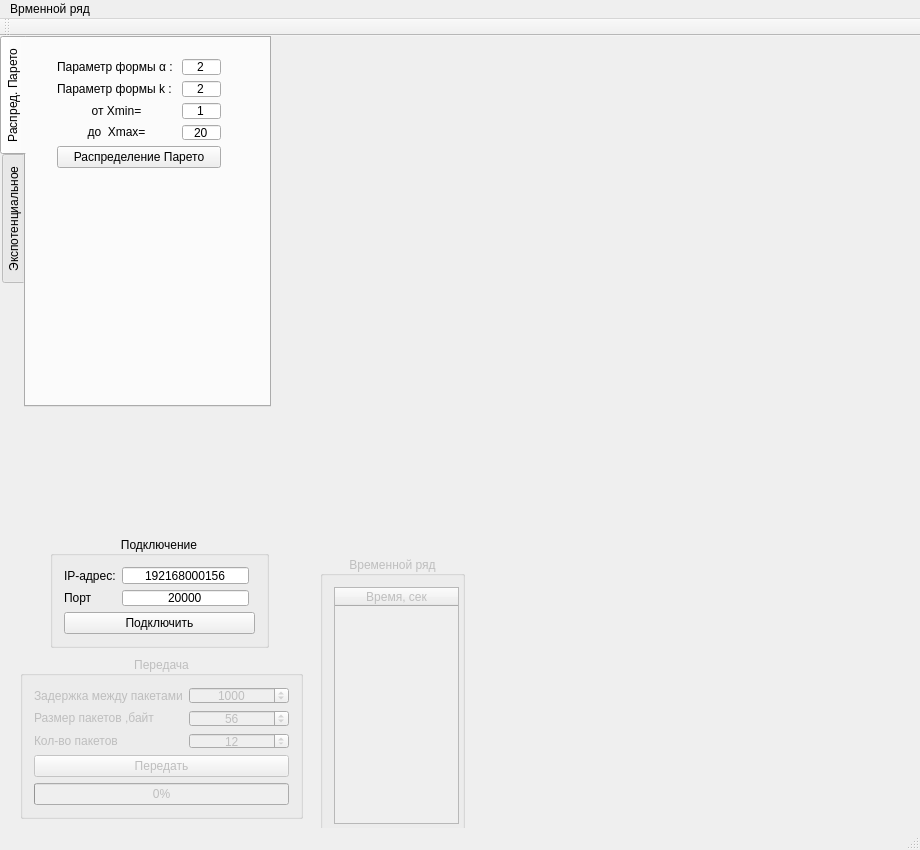
Before: the Qt Designer form tcp_hurst/mainwindow.ui in svetloffyaroslav/HurstBurst, drawn with Qt 5.
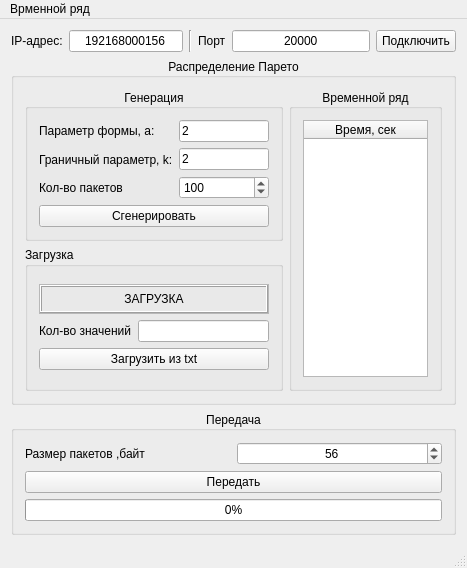
After: the same form once the commit is applied. Custom widgets are drawn as their Qt base class.

Commit message: Генерируется Парето

Diff of the .ui file:
```diff
--- a/tcp_hurst/mainwindow.ui
+++ b/tcp_hurst/mainwindow.ui
@@ -6,53 +6,33 @@
    <rect>
     <x>0</x>
     <y>0</y>
-    <width>920</width>
-    <height>850</height>
+    <width>467</width>
+    <height>568</height>
    </rect>
   </property>
   <property name="windowTitle">
    <string>HURST BURST | TCP client</string>
   </property>
   <widget class="QWidget" name="centralWidget">
-   <widget class="QGroupBox" name="groupBox_Connection">
-    <property name="geometry">
-     <rect>
-      <x>50</x>
-      <y>500</y>
-      <width>219</width>
-      <height>112</height>
-     </rect>
-    </property>
-    <property name="title">
-     <string>Подключение</string>
-    </property>
-    <property name="alignment">
-     <set>Qt::AlignCenter</set>
-    </property>
-    <layout class="QGridLayout" name="gridLayout_4">
-     <item row="0" column="0">
       <layout class="QGridLayout" name="gridLayout_3">
        <item row="0" column="0">
         <layout class="QGridLayout" name="gridLayout_2">
          <item row="0" column="0">
+       <layout class="QGridLayout" name="gridLayout">
+        <item row="0" column="0">
+         <layout class="QGridLayout" name="gridLayout_22">
+          <item row="0" column="0">
+           <layout class="QGridLayout" name="gridLayout_21">
+            <item row="0" column="0">
+             <layout class="QGridLayout" name="gridLayout_19">
+              <item row="0" column="0">
           <widget class="QLabel" name="label">
            <property name="text">
             <string>IP-адрес:</string>
            </property>
           </widget>
          </item>
-         <item row="1" column="0">
-          <widget class="QLabel" name="label_2">
-           <property name="text">
-            <string>Порт</string>
-           </property>
-          </widget>
-         </item>
-        </layout>
-       </item>
        <item row="0" column="1">
-        <layout class="QGridLayout" name="gridLayout">
-         <item row="0" column="0">
           <widget class="QLineEdit" name="lineEdit_IPAdres">
            <property name="text">
             <string>192168000156</string>
@@ -62,7 +42,25 @@
            </property>
           </widget>
          </item>
-         <item row="1" column="0">
+             </layout>
+            </item>
+            <item row="0" column="1">
+             <widget class="Line" name="line">
+              <property name="orientation">
+               <enum>Qt::Vertical</enum>
+              </property>
+             </widget>
+            </item>
+            <item row="0" column="2">
+             <layout class="QGridLayout" name="gridLayout_20">
+              <item row="0" column="0">
+               <widget class="QLabel" name="label_2">
+                <property name="text">
+                 <string>Порт</string>
+                </property>
+               </widget>
+              </item>
+              <item row="0" column="1">
           <widget class="QLineEdit" name="lineEdit_Port">
            <property name="text">
             <string>20000</string>
@@ -76,7 +74,7 @@
        </item>
       </layout>
      </item>
-     <item row="1" column="0" colspan="2">
+          <item row="0" column="1">
       <widget class="QPushButton" name="pushButton_ConnectOrDisconnect">
        <property name="text">
         <string>Подключить</string>
@@ -87,18 +85,189 @@
       </widget>
      </item>
     </layout>
-   </widget>
+        </item>
+        <item row="1" column="0">
+         <widget class="QGroupBox" name="groupBox_Pareto">
+          <property name="title">
+           <string>Распределение Парето</string>
+          </property>
+          <property name="alignment">
+           <set>Qt::AlignCenter</set>
+          </property>
+          <layout class="QGridLayout" name="gridLayout_18">
+           <item row="0" column="0">
+            <layout class="QGridLayout" name="gridLayout_17">
+             <item row="0" column="0">
+              <widget class="QGroupBox" name="groupBox">
+               <property name="title">
+                <string>Генерация</string>
+               </property>
+               <property name="alignment">
+                <set>Qt::AlignCenter</set>
+               </property>
+               <layout class="QGridLayout" name="gridLayout_9">
+                <item row="0" column="0">
+                 <layout class="QGridLayout" name="gridLayout_12">
+                  <item row="0" column="0">
+                   <layout class="QGridLayout" name="gridLayout_11">
+                    <item row="0" column="0">
+                     <widget class="QLabel" name="label_6">
+                      <property name="text">
+                       <string>Параметр формы, a:</string>
+                      </property>
+                     </widget>
+                    </item>
+                    <item row="1" column="0">
+                     <widget class="QLabel" name="label_7">
+                      <property name="text">
+                       <string>Граничный параметр, k:</string>
+                      </property>
+                     </widget>
+                    </item>
+                    <item row="2" column="0">
+                     <widget class="QLabel" name="label_8">
+                      <property name="text">
+                       <string>Кол-во пакетов</string>
+                      </property>
+                     </widget>
+                    </item>
+                   </layout>
+                  </item>
+                  <item row="0" column="1">
+                   <layout class="QGridLayout" name="gridLayout_10">
+                    <item row="0" column="0">
+                     <widget class="QLineEdit" name="lineEdit_parametr_a">
+                      <property name="text">
+                       <string>2</string>
+                      </property>
+                     </widget>
+                    </item>
+                    <item row="1" column="0">
+                     <widget class="QLineEdit" name="lineEdit_parametr_k">
+                      <property name="text">
+                       <string>2</string>
+                      </property>
+                     </widget>
+                    </item>
+                    <item row="2" column="0">
+                     <widget class="QSpinBox" name="spinBox_parametr_N">
+                      <property name="minimum">
+                       <number>1</number>
+                      </property>
+                      <property name="maximum">
+                       <number>1500</number>
+                      </property>
+                      <property name="value">
+                       <number>100</number>
+                      </property>
+                     </widget>
+                    </item>
+                   </layout>
+                  </item>
+                 </layout>
+                </item>
+                <item row="1" column="0">
+                 <widget class="QPushButton" name="pushButton_GenPareto">
+                  <property name="text">
+                   <string>Сгенерировать</string>
+                  </property>
+                 </widget>
+                </item>
+               </layout>
+              </widget>
+             </item>
+             <item row="1" column="0">
+              <widget class="QGroupBox" name="groupBox_2">
+               <property name="title">
+                <string>Загрузка</string>
+               </property>
+               <layout class="QGridLayout" name="gridLayout_13">
+                <item row="0" column="0">
+                 <layout class="QGridLayout" name="gridLayout_16">
+                  <item row="0" column="0">
+                   <widget class="QFrame" name="frame_IndicatorOfDownload">
+                    <property name="minimumSize">
+                     <size>
+                      <width>0</width>
+                      <height>30</height>
+                     </size>
+                    </property>
+                    <property name="maximumSize">
+                     <size>
+                      <width>16777215</width>
+                      <height>30</height>
+                     </size>
+                    </property>
+                    <property name="frameShape">
+                     <enum>QFrame::StyledPanel</enum>
+                    </property>
+                    <property name="frameShadow">
+                     <enum>QFrame::Raised</enum>
+                    </property>
+                    <layout class="QGridLayout" name="gridLayout_14">
+                     <property name="leftMargin">
+                      <number>0</number>
+                     </property>
+                     <property name="topMargin">
+                      <number>0</number>
+                     </property>
+                     <property name="rightMargin">
+                      <number>0</number>
+                     </property>
+                     <property name="bottomMargin">
+                      <number>0</number>
+                     </property>
+                     <item row="0" column="0">
+                      <widget class="QLabel" name="label_10">
+                       <property name="frameShape">
+                        <enum>QFrame::Box</enum>
+                       </property>
+                       <property name="frameShadow">
+                        <enum>QFrame::Raised</enum>
+                       </property>
+                       <property name="text">
+                        <string>ЗАГРУЗКА</string>
+                       </property>
+                       <property name="alignment">
+                        <set>Qt::AlignCenter</set>
+                       </property>
+                      </widget>
+                     </item>
+                    </layout>
+                   </widget>
+                  </item>
+                  <item row="1" column="0">
+                   <layout class="QGridLayout" name="gridLayout_15">
+                    <item row="0" column="0">
+                     <widget class="QLabel" name="label_9">
+                      <property name="text">
+                       <string>Кол-во значений</string>
+                      </property>
+                     </widget>
+                    </item>
+                    <item row="0" column="1">
+                     <widget class="QLineEdit" name="lineEdit_3"/>
+                    </item>
+                    <item row="1" column="0" colspan="2">
+                     <widget class="QPushButton" name="pushButton_2">
+                      <property name="text">
+                       <string>Загрузить из txt</string>
+                      </property>
+                     </widget>
+                    </item>
+                   </layout>
+                  </item>
+                 </layout>
+                </item>
+               </layout>
+              </widget>
+             </item>
+            </layout>
+           </item>
+           <item row="0" column="1">
    <widget class="QGroupBox" name="groupBox_TimeRow">
     <property name="enabled">
-     <bool>false</bool>
-    </property>
-    <property name="geometry">
-     <rect>
-      <x>320</x>
-      <y>520</y>
-      <width>145</width>
-      <height>282</height>
-     </rect>
+              <bool>true</bool>
     </property>
     <property name="title">
      <string>Временной ряд</string>
@@ -109,12 +278,21 @@
     <layout class="QGridLayout" name="gridLayout_8">
      <item row="0" column="0">
       <widget class="QTableWidget" name="tableWidget">
+                <property name="enabled">
+                 <bool>true</bool>
+                </property>
        <property name="minimumSize">
         <size>
          <width>125</width>
          <height>0</height>
         </size>
        </property>
+                <property name="maximumSize">
+                 <size>
+                  <width>125</width>
+                  <height>16777215</height>
+                 </size>
+                </property>
        <property name="rowCount">
         <number>0</number>
        </property>
@@ -136,17 +314,16 @@
      </item>
     </layout>
    </widget>
+           </item>
+          </layout>
+         </widget>
+        </item>
+       </layout>
+      </item>
+      <item row="1" column="0">
    <widget class="QGroupBox" name="groupBox_Transmission">
     <property name="enabled">
-     <bool>false</bool>
-    </property>
-    <property name="geometry">
-     <rect>
-      <x>20</x>
-      <y>620</y>
-      <width>283</width>
-      <height>163</height>
-     </rect>
+         <bool>true</bool>
     </property>
     <property name="title">
      <string>Передача</string>
@@ -158,50 +335,17 @@
      <item row="0" column="0">
       <layout class="QGridLayout" name="gridLayout_6">
        <item row="0" column="0">
-        <widget class="QLabel" name="label_3">
-         <property name="text">
-          <string>Задержка между пакетами,мс</string>
-         </property>
-        </widget>
-       </item>
-       <item row="1" column="0">
         <widget class="QLabel" name="label_4">
          <property name="text">
           <string>Размер пакетов ,байт</string>
          </property>
         </widget>
        </item>
-       <item row="2" column="0">
-        <widget class="QLabel" name="label_5">
-         <property name="text">
-          <string>Кол-во пакетов</string>
-         </property>
-        </widget>
-       </item>
       </layout>
      </item>
      <item row="0" column="1">
       <layout class="QGridLayout" name="gridLayout_5">
        <item row="0" column="0">
-        <widget class="QSpinBox" name="spinBox_DelayTime">
-         <property name="minimumSize">
-          <size>
-           <width>100</width>
-           <height>0</height>
-          </size>
-         </property>
-         <property name="alignment">
-          <set>Qt::AlignCenter</set>
-         </property>
-         <property name="maximum">
-          <number>10000</number>
-         </property>
-         <property name="value">
-          <number>1000</number>
-         </property>
-        </widget>
-       </item>
-       <item row="1" column="0">
         <widget class="QSpinBox" name="spinBox_SizeOfPacket">
          <property name="minimumSize">
           <size>
@@ -223,28 +367,6 @@
          </property>
         </widget>
        </item>
-       <item row="2" column="0">
-        <widget class="QSpinBox" name="spinBox_CountOfSize">
-         <property name="minimumSize">
-          <size>
-           <width>100</width>
-           <height>0</height>
-          </size>
-         </property>
-         <property name="alignment">
-          <set>Qt::AlignCenter</set>
-         </property>
-         <property name="minimum">
-          <number>1</number>
-         </property>
-         <property name="maximum">
-          <number>200</number>
-         </property>
-         <property name="value">
-          <number>12</number>
-         </property>
-        </widget>
-       </item>
       </layout>
      </item>
      <item row="1" column="0" colspan="2">
@@ -266,151 +388,18 @@
      </item>
     </layout>
    </widget>
-   <widget class="QCustomPlot" name="widget_graph" native="true">
-    <property name="geometry">
-     <rect>
-      <x>290</x>
-      <y>10</y>
-      <width>431</width>
-      <height>241</height>
-     </rect>
-    </property>
-   </widget>
-   <widget class="QTabWidget" name="tabWidget">
-    <property name="geometry">
-     <rect>
-      <x>0</x>
-      <y>0</y>
-      <width>271</width>
-      <height>371</height>
-     </rect>
-    </property>
-    <property name="tabPosition">
-     <enum>QTabWidget::West</enum>
-    </property>
-    <property name="currentIndex">
-     <number>0</number>
-    </property>
-    <widget class="QWidget" name="tab">
-     <attribute name="title">
-      <string>Распред. Парето</string>
-     </attribute>
-     <widget class="QWidget" name="layoutWidget">
-      <property name="geometry">
-       <rect>
-        <x>20</x>
-        <y>10</y>
-        <width>186</width>
-        <height>131</height>
-       </rect>
-      </property>
-      <layout class="QGridLayout" name="gridLayout_11">
-       <item row="0" column="0">
-        <layout class="QGridLayout" name="gridLayout_10">
-         <item row="0" column="0">
-          <widget class="QLabel" name="label_6">
-           <property name="text">
-            <string>Параметр формы α : </string>
-           </property>
-          </widget>
-         </item>
-         <item row="1" column="0">
-          <widget class="QLabel" name="label_7">
-           <property name="text">
-            <string>Параметр формы k : </string>
-           </property>
-          </widget>
-         </item>
-         <item row="2" column="0">
-          <widget class="QLabel" name="label_8">
-           <property name="text">
-            <string>от Xmin=</string>
-           </property>
-           <property name="alignment">
-            <set>Qt::AlignCenter</set>
-           </property>
-          </widget>
-         </item>
-         <item row="3" column="0">
-          <widget class="QLabel" name="label_9">
-           <property name="text">
-            <string>до  Xmax=</string>
-           </property>
-           <property name="alignment">
-            <set>Qt::AlignCenter</set>
-           </property>
-          </widget>
-         </item>
-        </layout>
-       </item>
-       <item row="0" column="1">
-        <layout class="QGridLayout" name="gridLayout_9">
-         <item row="0" column="0">
-          <widget class="QLineEdit" name="lineEdit_Pareto_a">
-           <property name="text">
-            <string>2</string>
-           </property>
-           <property name="alignment">
-            <set>Qt::AlignCenter</set>
-           </property>
-          </widget>
-         </item>
-         <item row="1" column="0">
-          <widget class="QLineEdit" name="lineEdit_Pareto_k">
-           <property name="text">
-            <string>2</string>
-           </property>
-           <property name="alignment">
-            <set>Qt::AlignCenter</set>
-           </property>
-          </widget>
-         </item>
-         <item row="2" column="0">
-          <widget class="QLineEdit" name="lineEdit_Xmin">
-           <property name="text">
-            <string>1</string>
-           </property>
-           <property name="alignment">
-            <set>Qt::AlignCenter</set>
-           </property>
-          </widget>
-         </item>
-         <item row="3" column="0">
-          <widget class="QLineEdit" name="lineEdit_Xmax">
-           <property name="text">
-            <string>20</string>
-           </property>
-           <property name="alignment">
-            <set>Qt::AlignCenter</set>
-           </property>
-          </widget>
-         </item>
-        </layout>
-       </item>
-       <item row="1" column="0" colspan="2">
-        <widget class="QPushButton" name="pushButton_Pareto">
-         <property name="text">
-          <string>Распределение Парето</string>
-         </property>
-        </widget>
-       </item>
-      </layout>
-     </widget>
-    </widget>
-    <widget class="QWidget" name="tab_2">
-     <attribute name="title">
-      <string>Экспотенциальное</string>
-     </attribute>
-    </widget>
-   </widget>
+      </item>
+     </layout>
+    </item>
+   </layout>
   </widget>
   <widget class="QMenuBar" name="menuBar">
    <property name="geometry">
     <rect>
      <x>0</x>
      <y>0</y>
-     <width>920</width>
-     <height>21</height>
+     <width>467</width>
+     <height>18</height>
     </rect>
    </property>
    <widget class="QMenu" name="menu">
@@ -421,14 +410,6 @@
    </widget>
    <addaction name="menu"/>
   </widget>
-  <widget class="QToolBar" name="mainToolBar">
-   <attribute name="toolBarArea">
-    <enum>TopToolBarArea</enum>
-   </attribute>
-   <attribute name="toolBarBreak">
-    <bool>false</bool>
-   </attribute>
-  </widget>
   <widget class="QStatusBar" name="statusBar"/>
   <action name="action_SaveTime">
    <property name="text">
@@ -437,14 +418,6 @@
   </action>
  </widget>
  <layoutdefault spacing="6" margin="11"/>
- <customwidgets>
-  <customwidget>
-   <class>QCustomPlot</class>
-   <extends>QWidget</extends>
-   <header>qcustomplot.h</header>
-   <container>1</container>
-  </customwidget>
- </customwidgets>
  <resources/>
  <connections/>
 </ui>
```
Lines whose indentation alone changed are shown as unchanged. The commit also changes 5 other files.
